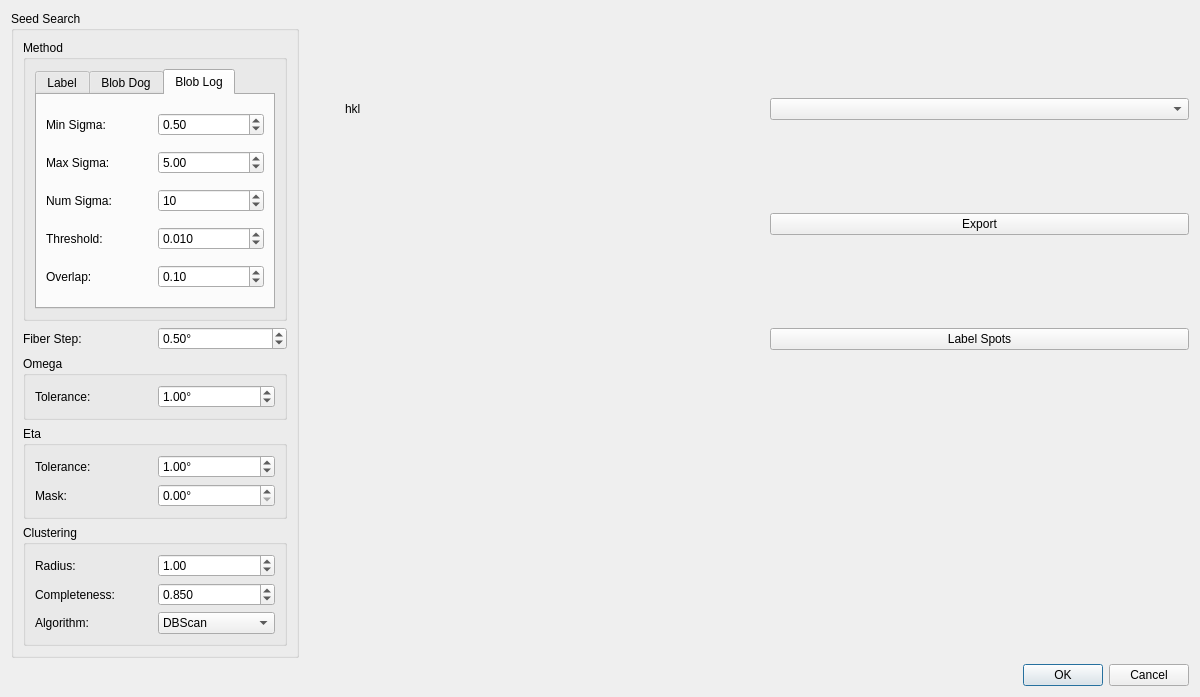
HEXRD/hexrdgui, file hexrd/ui/resources/ui/ome_maps_viewer_dialog.ui: the form before one commit.
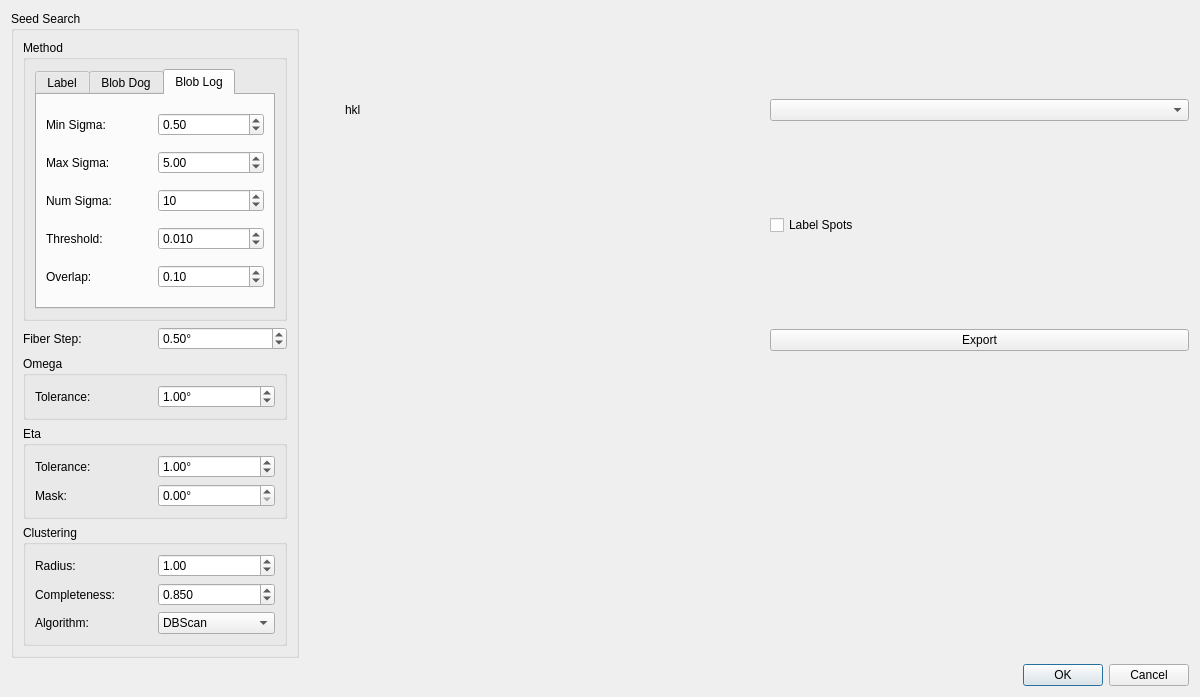
The form after the commit. The open tabs and pages were chosen to show the change.

Commit message:
Fix spot labeling
The spots are now correctly rescaled, and they appear over the
points.

This also makes the "Label Spots" into a checkbox instead of a button.

The edit to the form file:
```diff
--- a/hexrd/ui/resources/ui/ome_maps_viewer_dialog.ui
+++ b/hexrd/ui/resources/ui/ome_maps_viewer_dialog.ui
@@ -537,6 +537,13 @@
        </property>
       </widget>
      </item>
+     <item row="6" column="2">
+      <widget class="QPushButton" name="export_button">
+       <property name="text">
+        <string>Export</string>
+       </property>
+      </widget>
+     </item>
      <item row="0" column="0">
       <spacer name="horizontalSpacer">
        <property name="orientation">
@@ -553,15 +560,11 @@
        </property>
       </spacer>
      </item>
-     <item row="3" column="2">
-      <widget class="QPushButton" name="export_button">
-       <property name="text">
-        <string>Export</string>
+     <item row="2" column="2">
+      <widget class="QCheckBox" name="label_spots">
+       <property name="layoutDirection">
+        <enum>Qt::LeftToRight</enum>
        </property>
-      </widget>
-     </item>
-     <item row="4" column="2">
-      <widget class="QPushButton" name="label_spots_button">
        <property name="text">
         <string>Label Spots</string>
        </property>
```
Left out of the diff: 24 changed lines with no effect on the pictures. The commit also changes 1 other file.
